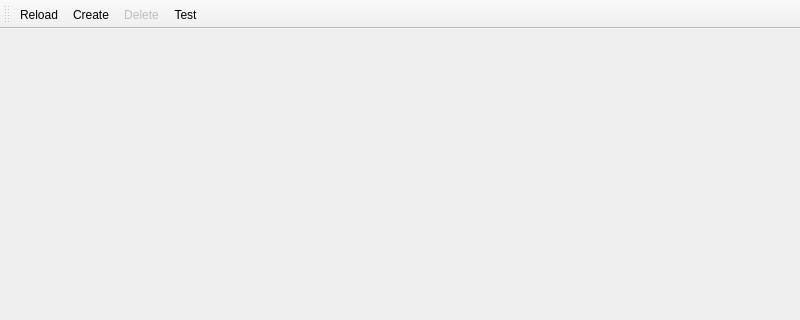
This is src/applications/timeline_app/main.ui in dns-gh/oodevs as Qt 5 draws it before an edit; both pictures show x 0 to 800 and y 0 to 320 of the 800 by 600 pixel window. The edited form follows.
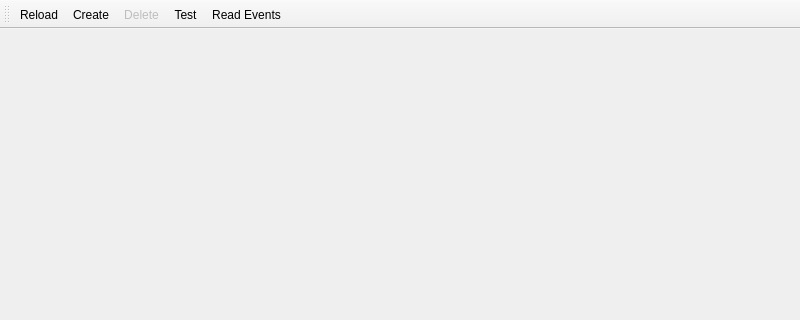
This is the edited form.

Commit message: [app] Add test on GetEvents

```diff
--- a/src/applications/timeline_app/main.ui
+++ b/src/applications/timeline_app/main.ui
@@ -41,6 +41,7 @@
    <addaction name="actionCreate"/>
    <addaction name="actionDelete"/>
    <addaction name="actionTest"/>
+   <addaction name="actionReadEvents"/>
   </widget>
   <widget class="QStatusBar" name="statusBar"/>
   <action name="actionReload">
@@ -66,6 +67,11 @@
     <string>Test</string>
    </property>
   </action>
+   <action name="actionReadEvents">
+     <property name="text">
+       <string>Read Events</string>
+     </property>
+   </action>
  </widget>
  <resources/>
  <connections/>
```
The commit also changes 2 other files.
